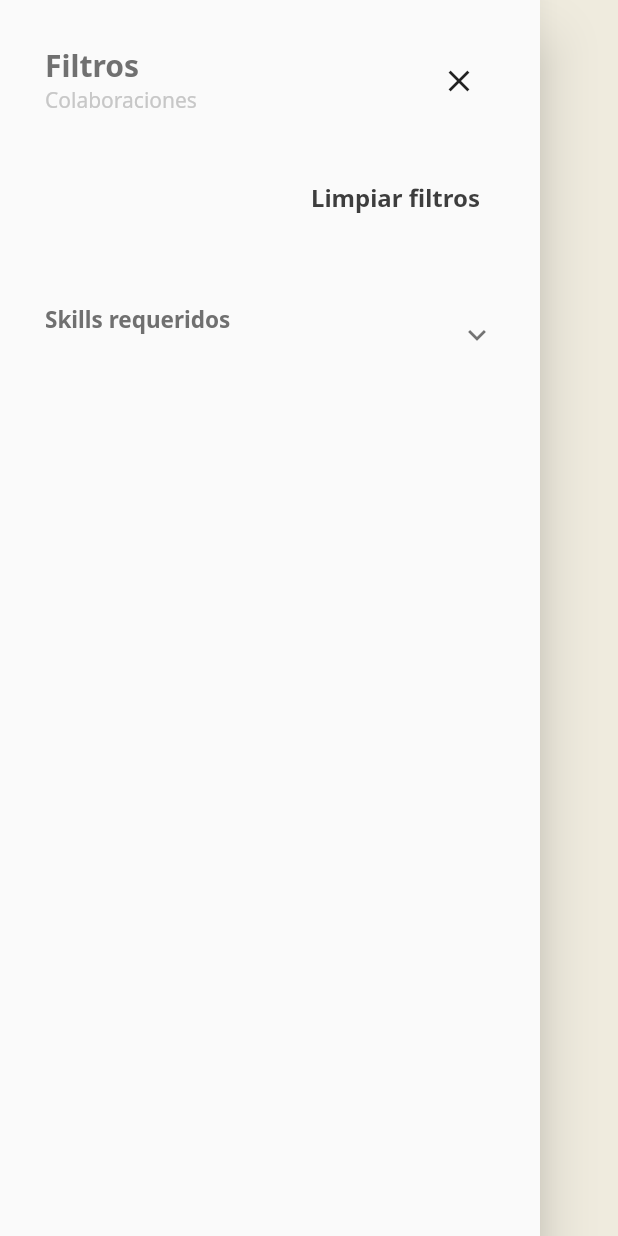
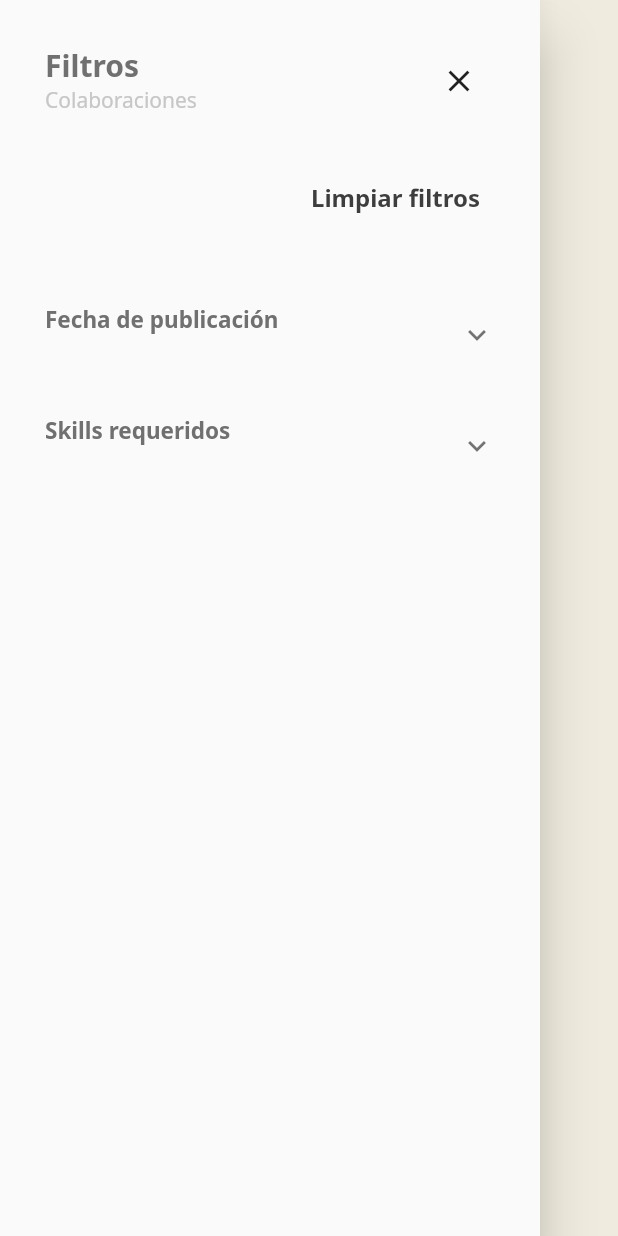
Before and after one commit to Ricardo-MT/egresadoapp, a Flutter app: the ColaboracionesFilter widget shown alone on an empty page, opened directly, on a phone screen of 412 x 824 dp. Run offline on Flutter 3.47's test engine with Material 2 defaults, Android fonts, the phone set to English and light mode, and no system bars; drawn by our look-alikes of overlay_support; our stand-ins replace email_validator, firebase_core, firebase_storage, fluro, flutter_spinkit, flutter_staggered_animations and 7 more; missing offline and left inert: dart:html, firebase_core_web, firebase_storage_web, image_picker_for_web, shared_preferences_web; accounts and stored records are empty; network calls fail.

Commit message:
Added date filters
Eventos, Colaboraciones, Ofertas

```diff
--- a/lib/api/models/filters.dart
+++ b/lib/api/models/filters.dart
@@ -71,8 +71,8 @@ class FiltroUsuarios {
 }
 
 class FiltroOfertas {
-  String? fechaPublicacionInicio;
-  String? fechaPublicacionFin;
+  int? fechaPublicacionInicio;
+  int? fechaPublicacionFin;
   late final List<String> baseTipoJornada;
   late List<String> tipoJornada = [];
   late final List<String> baseSkillsRequeridos;
@@ -124,8 +124,8 @@ class FiltroOfertas {
 }
 
 class FiltroEventos {
-  String? fechaInicio;
-  String? fechaFin;
+  int? fechaInicio;
+  int? fechaFin;
   late final List<String> baseSkills;
   late List<String> skills = [];
 
@@ -159,8 +159,8 @@ class FiltroEventos {
 }
 
 class FiltroColaboracion {
-  String? fechaPublicacionInicio;
-  String? fechaPublicacionFin;
+  int? fechaPublicacionInicio;
+  int? fechaPublicacionFin;
   late final List<String> baseSkillsRequeridos;
   late List<String> skillsRequeridos = [];
 
--- a/lib/main.dart
+++ b/lib/main.dart
@@ -57,6 +57,7 @@ class MyApp extends StatelessWidget {
       initialRoute: Routes.authCheck,
       onGenerateRoute: MuiRouter.router.generator,
       theme: ThemeData(
+          colorScheme: ColorScheme.fromSeed(seedColor: Colors.green),
           primaryColor: Colors.green,
           textTheme: GoogleFonts.notoSansTextTheme(),
           switchTheme: SwitchThemeData(
--- a/lib/pages/colaboraciones/colaboraciones.dart
+++ b/lib/pages/colaboraciones/colaboraciones.dart
@@ -49,10 +49,10 @@ class _ColaboracionesPageState extends State<ColaboracionesPage> {
             children: [
               Padding(
                 padding:
-                    EdgeInsets.zero.copyWith(left: Dimensions.pageInsetGap),
+                    EdgeInsets.zero.copyWith(right: Dimensions.pageInsetGap),
                 child: IconButton(
                     onPressed: () {
-                      filter.scaffoldKey.currentState?.openEndDrawer();
+                      filter.scaffoldKey.currentState?.openDrawer();
                     },
                     icon: Icon(
                       Icons.filter_alt_outlined,
--- a/lib/pages/colaboraciones/colaboraciones_filter.dart
+++ b/lib/pages/colaboraciones/colaboraciones_filter.dart
@@ -12,6 +12,8 @@ class ColaboracionesFilter extends StatelessWidget {
       builder: (context, provider, child) {
         var baseSkillsRequeridos = provider.getFilters().baseSkillsRequeridos;
         var skillsRequeridos = provider.getFilters().skillsRequeridos;
+        var fechaInicio = provider.getFilters().fechaPublicacionInicio;
+        var fechaFin = provider.getFilters().fechaPublicacionFin;
 
         return MuiFilterDrawer(
           subtitle: "Colaboraciones",
@@ -23,6 +25,12 @@ class ColaboracionesFilter extends StatelessWidget {
             child: Column(
               crossAxisAlignment: CrossAxisAlignment.stretch,
               children: [
+                MuiFilterDateMultipleExpansionTile(
+                    fechaInicio: fechaInicio,
+                    fechaFin: fechaFin,
+                    onPickInicio: provider.setStartDate,
+                    onPickFin: provider.setEndDate,
+                    title: "Fecha de publicación"),
                 MuiFilterExpansionTile(
                   title: "Skills requeridos",
                   selected: skillsRequeridos,
--- a/lib/utils/converters.dart
+++ b/lib/utils/converters.dart
@@ -1,6 +1,6 @@
 DateTime? dateTime;
 
-formatUnixDateTimeToString(int timestamp) {
+String formatUnixDateTimeToString(int timestamp) {
   dateTime = DateTime.fromMillisecondsSinceEpoch(timestamp);
   String d = dateTime!.day.toString();
   String m = dateTime!.month.toString();
@@ -12,7 +12,7 @@ formatUnixDateTimeToString(int timestamp) {
   return "$d/$m/$y - $H:$M";
 }
 
-formatUnixDateToString(int timestamp) {
+String formatUnixDateToString(int timestamp) {
   dateTime = DateTime.fromMillisecondsSinceEpoch(timestamp);
   String d = (dateTime!.day < 10 ? "0" : "") + dateTime!.day.toString();
   String m = (dateTime!.month < 10 ? "0" : "") + dateTime!.month.toString();
--- a/lib/widgets/carrousel/landing_carrousel.dart
+++ b/lib/widgets/carrousel/landing_carrousel.dart
@@ -11,7 +11,7 @@ class CarrouselLanding extends StatelessWidget {
   Widget build(BuildContext context) {
     return Container(
       decoration: BoxDecoration(
-          image: DecorationImage(image: AssetImage(img), fit: BoxFit.contain)),
+          image: DecorationImage(image: AssetImage(img), fit: BoxFit.cover)),
       child: Column(
         mainAxisSize: MainAxisSize.max,
         mainAxisAlignment: MainAxisAlignment.end,
--- a/lib/widgets/filters/filter.dart
+++ b/lib/widgets/filters/filter.dart
@@ -1,6 +1,7 @@
 import 'package:egresadoapp/utils/converters.dart';
 import 'package:egresadoapp/utils/palette.dart';
 import 'package:egresadoapp/widgets/button/muibutton.dart';
+import 'package:egresadoapp/widgets/pickers/date_pickers.dart';
 import 'package:flutter/material.dart';
 
 import '../../utils/dimensions.dart';
@@ -92,7 +93,7 @@ class MuiFilterExpansionTile extends StatelessWidget {
         style: filterItemTitleStyle,
       ),
       subtitle: Padding(
-        padding: const EdgeInsets.only(top: 4),
+        padding: subtitleInset,
         child: Text(
           selected.isEmpty
               ? ""
@@ -115,6 +116,60 @@ class MuiFilterExpansionTile extends StatelessWidget {
   }
 }
 
+class MuiFilterDateMultipleExpansionTile extends StatelessWidget {
+  String title;
+  int? fechaInicio;
+  int? fechaFin;
+  Function(DateTime) onPickInicio;
+  Function(DateTime) onPickFin;
+  MuiFilterDateMultipleExpansionTile(
+      {Key? key,
+      required this.fechaInicio,
+      required this.fechaFin,
+      required this.title,
+      required this.onPickFin,
+      required this.onPickInicio})
+      : super(key: key);
+
+  @override
+  Widget build(BuildContext context) {
+    return ExpansionTile(
+      tilePadding: filterInsetHorizontal,
+      title: Text(
+        title,
+        style: filterItemTitleStyle,
+      ),
+      subtitle: Padding(
+        padding: subtitleInset,
+        child: Text(
+          _buildDates(inicio: fechaInicio, fin: fechaFin),
+          style: filterItemSubtitleStyle,
+        ),
+      ),
+      children: [
+        MuiDatePicker(
+          firstDate: 0,
+          initialDate: fechaInicio,
+          lastDate: DateTime.now().add(const Duration(days: 730)),
+          title:
+              "Desde ${fechaInicio == null ? "DD/MM/YYYY" : formatUnixDateToString(fechaInicio ?? 0)}",
+          helpText: "Desde",
+          onPick: onPickInicio,
+        ),
+        MuiDatePicker(
+          firstDate: fechaInicio ?? 0,
+          initialDate: fechaFin,
+          lastDate: DateTime.now().add(const Duration(days: 730)),
+          title:
+              "Hasta ${fechaFin == null ? "DD/MM/YYYY" : formatUnixDateToString(fechaFin ?? 0)}",
+          helpText: "Hasta",
+          onPick: onPickFin,
+        )
+      ],
+    );
+  }
+}
+
 final _titleStyles = TextStyle(
     fontSize: Dimensions.labelFontSize + 8,
     color: MuiPalette.DARK_GREY,
@@ -126,6 +181,7 @@ final _subtitleStyles = TextStyle(
 );
 
 final filterInset = EdgeInsets.all(Dimensions.pageInsetGap);
+const subtitleInset = EdgeInsets.only(top: 4);
 final filterInsetHorizontal =
     EdgeInsets.symmetric(horizontal: filterInset.right);
 
@@ -137,3 +193,15 @@ final filterItemSubtitleStyle = TextStyle(
     fontWeight: FontWeight.normal,
     color: MuiPalette.MID_GREY,
     fontSize: Dimensions.labelFontSize);
+
+String _buildDates({int? inicio, int? fin}) {
+  String res = "";
+  if (inicio != null) {
+    res += formatUnixDateToString(inicio);
+  }
+  if (fin != null) {
+    String finDate = formatUnixDateToString(fin);
+    res = res == "" ? "Hasta $finDate" : "$res - $finDate";
+  }
+  return res;
+}
```
Also changed, not shown: lib/pages/eventos/eventos_filter.dart (+8 -0 lines), lib/pages/inicio/home.dart (+3 -7 lines), lib/pages/ofertas/ofertas_filter.dart (+8 -0 lines), lib/providers/colaboraciones_provider.dart (+15 -0 lines), lib/providers/eventos_provider.dart (+14 -0 lines), lib/providers/ofertas_provider.dart (+15 -0 lines), lib/widgets/pickers/date_pickers.dart (added, +68 -0 lines).
